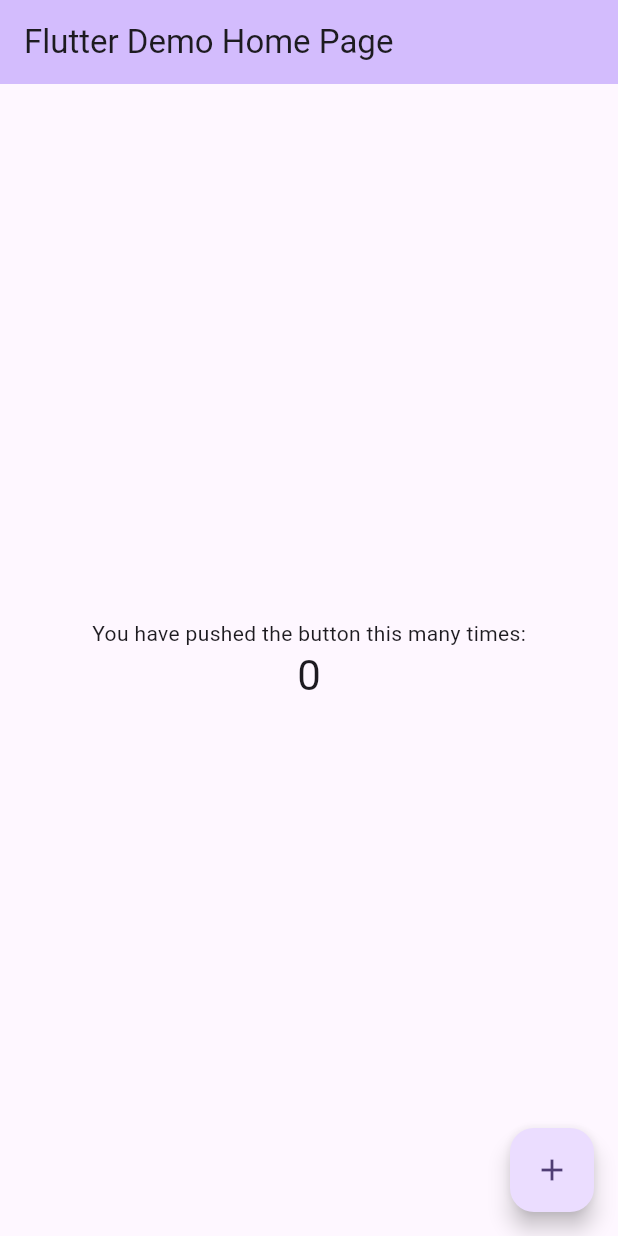
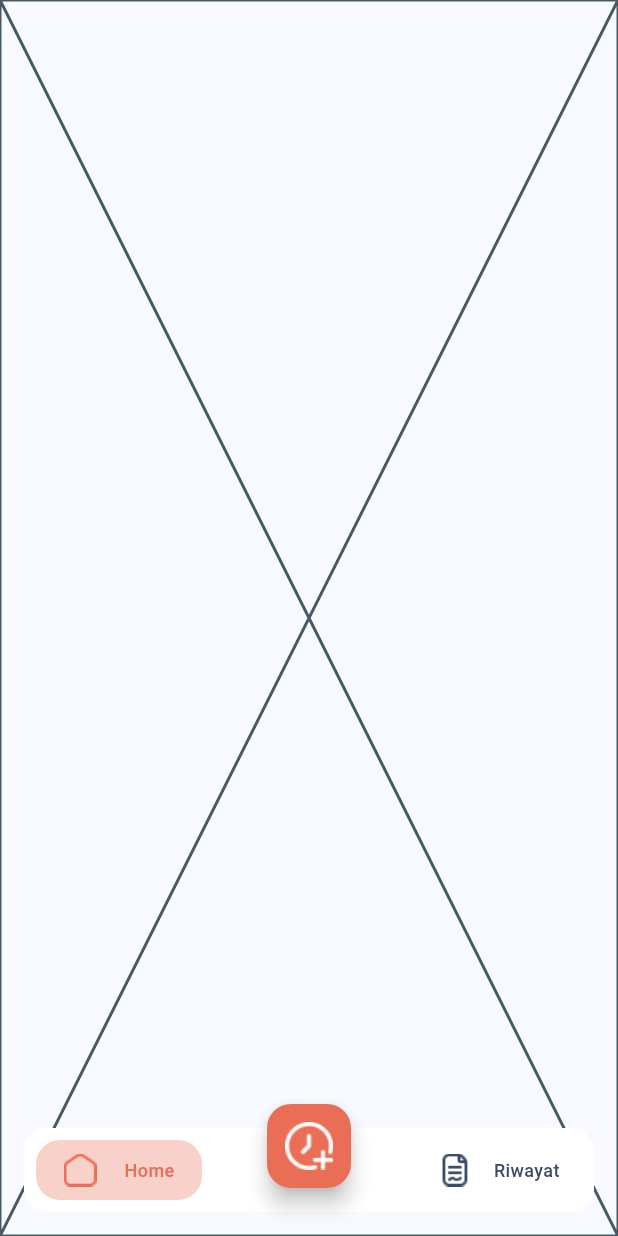
Before and after one commit to mikirinkode/dentist_reservation_app, a Flutter app: the screen it shows after launch, on a phone screen of 412 x 824 dp. Run offline on Flutter 3.47's test engine with Material 3 defaults, Android fonts, the light colour scheme and no system bars.

Commit message:
feat: setup bottom bar

```diff
--- /dev/null
+++ b/lib/app/module/booking/booking_view.dart
@@ -0,0 +1,15 @@
+import 'package:flutter/material.dart';
+
+class BookingView extends StatelessWidget {
+  const BookingView({super.key});
+
+  @override
+  Widget build(BuildContext context) {
+    return Scaffold(
+      appBar: AppBar(
+        title: Text("Reservasi"),
+      ),
+      body: const Placeholder(),
+    );
+  }
+}
--- /dev/null
+++ b/lib/app/module/history/history_view.dart
@@ -0,0 +1,10 @@
+import 'package:flutter/material.dart';
+
+class HistoryView extends StatelessWidget {
+  const HistoryView({super.key});
+
+  @override
+  Widget build(BuildContext context) {
+    return const Placeholder();
+  }
+}
--- /dev/null
+++ b/lib/app/module/home/home_view.dart
@@ -0,0 +1,10 @@
+import 'package:flutter/material.dart';
+
+class HomeView extends StatelessWidget {
+  const HomeView({super.key});
+
+  @override
+  Widget build(BuildContext context) {
+    return const Placeholder();
+  }
+}
--- /dev/null
+++ b/lib/app/module/root/root_view.dart
@@ -0,0 +1,179 @@
+import 'package:dentistreservation/app/module/history/history_view.dart';
+import 'package:dentistreservation/core/theme/app_color.dart';
+import 'package:dentistreservation/core/utils/ui_utils.dart';
+import 'package:flutter/cupertino.dart';
+import 'package:flutter/material.dart';
+import 'package:flutter/widgets.dart';
+
+import '../booking/booking_view.dart';
+import '../home/home_view.dart';
+
+class RootView extends StatefulWidget {
+  int currentScreen = 0;
+
+  RootView({required this.currentScreen, super.key});
+
+  @override
+  State<RootView> createState() => _RootViewState();
+}
+
+class _RootViewState extends State<RootView> {
+  int _currentIndex = 0;
+  final screens = [
+    HomeView(),
+    HistoryView(),
+  ];
+
+  @override
+  Widget build(BuildContext context) {
+    return Scaffold(
+      body: Stack(
+        children: [
+          screens[_currentIndex],
+          Align(
+            alignment: Alignment.bottomCenter,
+            child: Padding(
+              padding: const EdgeInsets.all(16.0),
+              child: CustomBottomNavBar(
+                defaultSelectedIndex: _currentIndex,
+                onChange: (val) {
+                  setState(() {
+                    _currentIndex = val;
+                  });
+                },
+                onFabPressed: (){
+                  Navigator.push(context, MaterialPageRoute(builder: (context) {
+                    return BookingView();
+                  }));
+                },
+              ),
+            ),
+          )
+        ],
+      ),
+    );
+  }
+}
+
+class CustomBottomNavBar extends StatefulWidget {
+  final int defaultSelectedIndex;
+  final Function(int) onChange;
+  final Function() onFabPressed;
+
+  const CustomBottomNavBar(
+      {this.defaultSelectedIndex = 0, required this.onChange, required this.onFabPressed});
+
+  @override
+  State<CustomBottomNavBar> createState() => _CustomBottomNavBarState();
+}
+
+class _CustomBottomNavBarState extends State<CustomBottomNavBar> {
+  int _selectedIndex = 0;
+
+  @override
+  void initState() {
+    super.initState();
+    _selectedIndex = widget.defaultSelectedIndex;
+  }
+
+  @override
+  Widget build(BuildContext context) {
+    return Stack(
+      alignment: Alignment.bottomCenter,
+      children: [
+        Container(
+          decoration: BoxDecoration(
+              color: Colors.white, borderRadius: UIUtils.borderRadiusAll()
+          ),
+          child: Row(
+            mainAxisSize: MainAxisSize.max,
+            mainAxisAlignment: MainAxisAlignment.spaceAround,
+            children: [
+              Flexible(
+                child: bottomNavBarItem("assets/icons/home_selected.png",
+                    "assets/icons/home_unselected.png", "Home", 0),
+              ),
+              const Expanded(child: SizedBox()),
+              Flexible(
+                child: bottomNavBarItem("assets/icons/history_selected.png",
+                    "assets/icons/history_unselected.png", "Riwayat", 1),
+              ),
+            ],
+          ),
+        ),
+        Padding(
+          padding: UIUtils.paddingBottom(16),
+          child: FloatingActionButton(
+            backgroundColor: AppColor.primary500,
+            onPressed: (){
+                widget.onFabPressed();
+            },
+            child: Image.asset("assets/icons/add_booking.png"),
+          ),
+        )
+      ],
+    );
+  }
+
+  Widget bottomNavBarItem(activeIcon, inactiveIcon, label, index) {
+    return GestureDetector(
+      onTap: () {
+        widget.onChange(index);
+        setState(() {
+          _selectedIndex = index;
+        });
+      },
+      child: Container(
+        height: kBottomNavigationBarHeight,
+        width: MediaQuery.of(context).size.width / 2,
+        decoration: BoxDecoration(
+            color: Colors.white, borderRadius: UIUtils.borderRadiusAll()),
+        child: Padding(
+          padding: const EdgeInsets.all(8.0),
+          child: _selectedIndex == index
+              ? Container(
+                  decoration: BoxDecoration(
+                      color: AppColor.primary100,
+                      borderRadius: UIUtils.borderRadiusAll()),
+                  child: Row(
+                    mainAxisAlignment: MainAxisAlignment.spaceEvenly,
+                    children: [
+                      Image.asset(
+                        activeIcon,
+                        width: 22,
+                        height: 22,
+                        color: AppColor.primary500,
+                      ),
+                      Text(
+                        label,
+                        style: const TextStyle(
+                            fontSize: 12,
+                            fontWeight: FontWeight.w500,
+                            color: AppColor.primary500),
+                      )
+                    ],
+                  ),
+                )
+              : Row(
+                  mainAxisAlignment: MainAxisAlignment.spaceEvenly,
+                  children: [
+                    Image.asset(
+                      inactiveIcon,
+                      width: 22,
+                      height: 22,
+                      color: AppColor.neutral700,
+                    ),
+                    Text(
+                      label,
+                      style: const TextStyle(
+                          fontSize: 12,
+                          fontWeight: FontWeight.w500,
+                          color: AppColor.neutral700),
+                    )
+                  ],
+                ),
+        ),
+      ),
+    );
+  }
+}
--- /dev/null
+++ b/lib/core/theme/app_color.dart
@@ -0,0 +1,11 @@
+import 'dart:ui';
+
+class AppColor {
+  AppColor._();
+
+  static const backgroundColor = Color(0xFFF8FAFF);
+  static const primary100 = Color(0xFFF8D2CA);
+  static const primary300 = Color(0xFFF09E8D);
+  static const primary500 = Color(0xFFE96E55);
+  static const neutral700 = Color(0xFF3C4A67);
+}
--- /dev/null
+++ b/lib/core/theme/app_text_style.dart
@@ -0,0 +1,4 @@
+class AppTextStyle{
+  AppTextStyle._();
+
+}
--- /dev/null
+++ b/lib/core/theme/app_theme.dart
@@ -0,0 +1,3 @@
+class AppTheme {
+  AppTheme._();
+}
--- /dev/null
+++ b/lib/core/utils/ui_utils.dart
@@ -0,0 +1,33 @@
+import 'package:flutter/material.dart';
+
+class UIUtils {
+  UIUtils._();
+
+  static const double borderRadius = 16;
+
+  // padding
+  static paddingAll(double padding) => EdgeInsets.all(padding);
+
+  static paddingSymmetric({required double vertical, required double horizontal}) => EdgeInsets.symmetric(vertical: vertical, horizontal: horizontal);
+
+  static paddingTop(double padding) => EdgeInsets.only(top: padding);
+
+  static paddingBottom(double padding) => EdgeInsets.only(bottom: padding);
+
+  static paddingLeft(double padding) => EdgeInsets.only(left: padding);
+
+  static paddingRight(double padding) => EdgeInsets.only(right: padding);
+
+  static paddingHorizontal(double padding) => EdgeInsets.symmetric(horizontal: padding);
+
+  static paddingVertical(double padding) => EdgeInsets.symmetric(vertical: padding);
+
+  static paddingFromLTRB({required double left, required double top, required double right, required double bottom}) => EdgeInsets.fromLTRB(left, top, right, bottom);
+
+  // border radius
+  static borderRadiusAll({double radius = UIUtils.borderRadius}) =>
+      BorderRadius.circular(radius);
+
+  static borderRadiusTop({double radius = UIUtils.borderRadius}) =>
+      BorderRadius.vertical(top: Radius.circular(radius));
+}
--- a/lib/main.dart
+++ b/lib/main.dart
@@ -1,4 +1,7 @@
 import 'package:flutter/material.dart';
+
+import 'app/module/root/root_view.dart';
+import 'core/theme/app_color.dart';
 
 void main() {
   runApp(const MyApp());
@@ -7,119 +10,21 @@
 class MyApp extends StatelessWidget {
   const MyApp({super.key});
 
-  // This widget is the root of your application.
   @override
   Widget build(BuildContext context) {
     return MaterialApp(
-      title: 'Flutter Demo',
+      title: 'DentalCare',
+      debugShowCheckedModeBanner: false,
       theme: ThemeData(
-        // This is the theme of your application.
-        //
-        // TRY THIS: Try running your application with "flutter run". You'll see
-        // the application has a purple toolbar. Then, without quitting the app,
-        // try changing the seedColor in the colorScheme below to Colors.green
-        // and then invoke "hot reload" (save your changes or press the "hot
-        // reload" button in a Flutter-supported IDE, or press "r" if you used
-        // the command line to start the app).
-        //
-        // Notice that the counter didn't reset back to zero; the application
-        // state is not lost during the reload. To reset the state, use hot
-        // restart instead.
-        //
-        // This works for code too, not just values: Most code changes can be
-        // tested with just a hot reload.
-        colorScheme: ColorScheme.fromSeed(seedColor: Colors.deepPurple),
+        colorScheme: ColorScheme.fromSeed(
+            seedColor: AppColor.primary500,
+            primary: AppColor.primary500,
+            brightness: Brightness.light),
+        primaryColor: AppColor.primary500,
+        scaffoldBackgroundColor: AppColor.backgroundColor,
         useMaterial3: true,
       ),
-      home: const MyHomePage(title: 'Flutter Demo Home Page'),
+      home: RootView(currentScreen: 0),
     );
   }
 }
-
-class MyHomePage extends StatefulWidget {
-  const MyHomePage({super.key, required this.title});
-
-  // This widget is the home page of your application. It is stateful, meaning
-  // that it has a State object (defined below) that contains fields that affect
-  // how it looks.
-
-  // This class is the configuration for the state. It holds the values (in this
-  // case the title) provided by the parent (in this case the App widget) and
-  // used by the build method of the State. Fields in a Widget subclass are
-  // always marked "final".
-
-  final String title;
-
-  @override
-  State<MyHomePage> createState() => _MyHomePageState();
-}
-
-class _MyHomePageState extends State<MyHomePage> {
-  int _counter = 0;
-
-  void _incrementCounter() {
-    setState(() {
-      // This call to setState tells the Flutter framework that something has
-      // changed in this State, which causes it to rerun the build method below
-      // so that the display can reflect the updated values. If we changed
-      // _counter without calling setState(), then the build method would not be
-      // called again, and so nothing would appear to happen.
-      _counter++;
-    });
-  }
-
-  @override
-  Widget build(BuildContext context) {
-    // This method is rerun every time setState is called, for instance as done
-    // by the _incrementCounter method above.
-    //
-    // The Flutter framework has been optimized to make rerunning build methods
-    // fast, so that you can just rebuild anything that needs updating rather
-    // than having to individually change instances of widgets.
-    return Scaffold(
-      appBar: AppBar(
-        // TRY THIS: Try changing the color here to a specific color (to
-        // Colors.amber, perhaps?) and trigger a hot reload to see the AppBar
-        // change color while the other colors stay the same.
-        backgroundColor: Theme.of(context).colorScheme.inversePrimary,
-        // Here we take the value from the MyHomePage object that was created by
-        // the App.build method, and use it to set our appbar title.
-        title: Text(widget.title),
-      ),
-      body: Center(
-        // Center is a layout widget. It takes a single child and positions it
-        // in the middle of the parent.
-        child: Column(
-          // Column is also a layout widget. It takes a list of children and
-          // arranges them vertically. By default, it sizes itself to fit its
-          // children horizontally, and tries to be as tall as its parent.
-          //
-          // Column has various properties to control how it sizes itself and
-          // how it positions its children. Here we use mainAxisAlignment to
-          // center the children vertically; the main axis here is the vertical
-          // axis because Columns are vertical (the cross axis would be
-          // horizontal).
-          //
-          // TRY THIS: Invoke "debug painting" (choose the "Toggle Debug Paint"
-          // action in the IDE, or press "p" in the console), to see the
-          // wireframe for each widget.
-          mainAxisAlignment: MainAxisAlignment.center,
-          children: <Widget>[
-            const Text(
-              'You have pushed the button this many times:',
-            ),
-            Text(
-              '$_counter',
-              style: Theme.of(context).textTheme.headlineMedium,
-            ),
-          ],
-        ),
-      ),
-      floatingActionButton: FloatingActionButton(
-        onPressed: _incrementCounter,
-        tooltip: 'Increment',
-        child: const Icon(Icons.add),
-      ), // This trailing comma makes auto-formatting nicer for build methods.
-    );
-  }
-}
--- a/pubspec.yaml
+++ b/pubspec.yaml
@@ -57,6 +57,8 @@ flutter:
   # included with your application, so that you can use the icons in
   # the material Icons class.
   uses-material-design: true
+  assets:
+    - assets/icons/
 
   # To add assets to your application, add an assets section, like this:
   # assets:
```
Also changed, not shown: assets/icons/add_booking.png (added), assets/icons/history_selected.png (added), assets/icons/history_unselected.png (added), assets/icons/home_selected.png (added), assets/icons/home_unselected.png (added).
